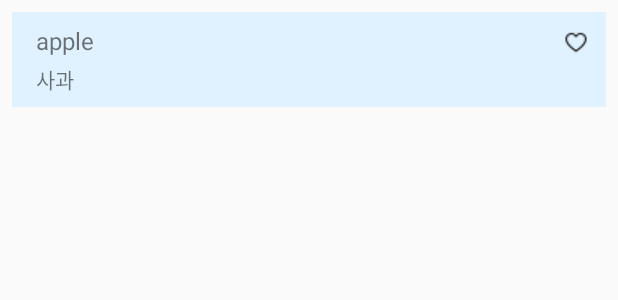
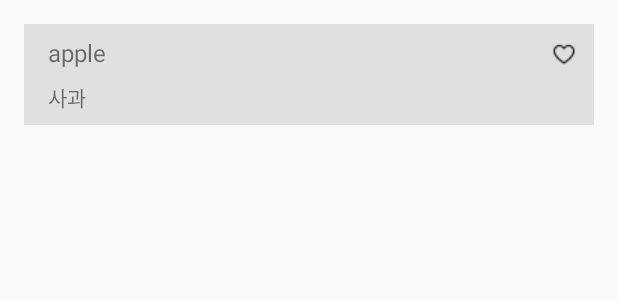
Before and after one commit to JooHui-void/-android-EnglishVocabulary-App, an Android app: the layout custom_word_item.xml on its own in the app's theme, with its tools: preview values and no code run, on a phone screen of 412 x 824 dp. Shown: the top 300 px of the screen. Run offline under Robolectric (Android 15) with nearby library versions, the phone set to English and light mode, and no system bars.

Commit message:
Merge branch 'master' of https://github.com/B-efore/vocabulary into hw
# Conflicts:
#	.idea/misc.xml
#	app/src/main/java/com/example/vocaproject/Setting.java
#	app/src/main/java/com/example/vocaproject/UserAccount.java
#	app/src/main/res/layout/activity_setting.xml

```diff
--- a/app/src/main/AndroidManifest.xml
+++ b/app/src/main/AndroidManifest.xml
@@ -26,7 +26,7 @@
             android:exported="true" />
         <activity
             android:name=".Setting"
-            android:exported="true" />
+            android:exported="true"/>
         <activity
             android:name=".DailyWordbookActivity"
             android:exported="true" />
--- a/app/src/main/res/layout/activity_tab.xml
+++ b/app/src/main/res/layout/activity_tab.xml
@@ -17,7 +17,7 @@
         <TabWidget
             android:id="@android:id/tabs"
             android:layout_width="match_parent"
-            android:layout_height="32dp"
+            android:layout_height="40dp"
             android:background="@color/white"
             android:layout_alignParentBottom="true">
         </TabWidget>
--- a/app/src/main/res/layout/custom_word_item.xml
+++ b/app/src/main/res/layout/custom_word_item.xml
@@ -3,8 +3,8 @@
     android:layout_width="match_parent"
     android:layout_height="wrap_content"
     android:padding="8dp"
-    android:layout_margin="8dp"
-    android:background="#E0F2FF">
+    android:layout_margin="16dp"
+    android:background="@color/gray">
 
     <TextView
         android:id="@+id/custom_word_item_engWord"
@@ -21,7 +21,7 @@
         android:text="사과"
         android:layout_below="@id/custom_word_item_engWord"
         android:layout_alignLeft="@id/custom_word_item_engWord"
-        android:layout_marginTop="4dp"/>
+        android:layout_marginTop="8dp"/>
 
     <FrameLayout
         android:id="@+id/custom_word_item_bookmark"
--- a/app/src/main/res/menu/wordlisttoolbar.xml
+++ b/app/src/main/res/menu/wordlisttoolbar.xml
@@ -5,7 +5,7 @@
     <item
         android:id="@+id/play"
         android:title="설정"
-        android:icon="@drawable/icon_play"
+        android:icon="@drawable/icon_play2"
         app:showAsAction="ifRoom"
         android:iconTint="@color/white"
 
@@ -17,6 +17,7 @@
         app:showAsAction="ifRoom"
         android:iconTint="@color/white">
 
+
         <menu>
             <item android:id="@+id/sort_eng"
                 android:title="영어 순서"/>
```
Also changed, not shown: app/src/main/res/drawable/ic_baseline_emoji_events_24.xml (added, +10 -0 lines), app/src/main/res/drawable/icon_play2.png (added), app/src/main/res/drawable/icon_settings.png (added), app/src/main/res/drawable/icon_sort.png.
